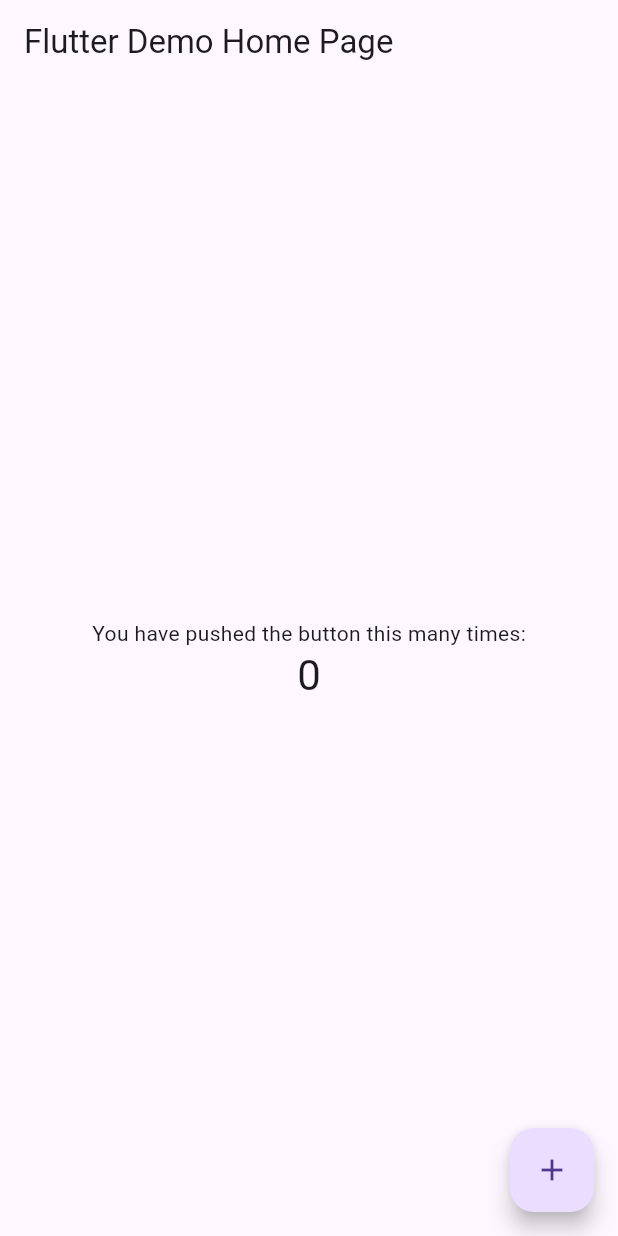
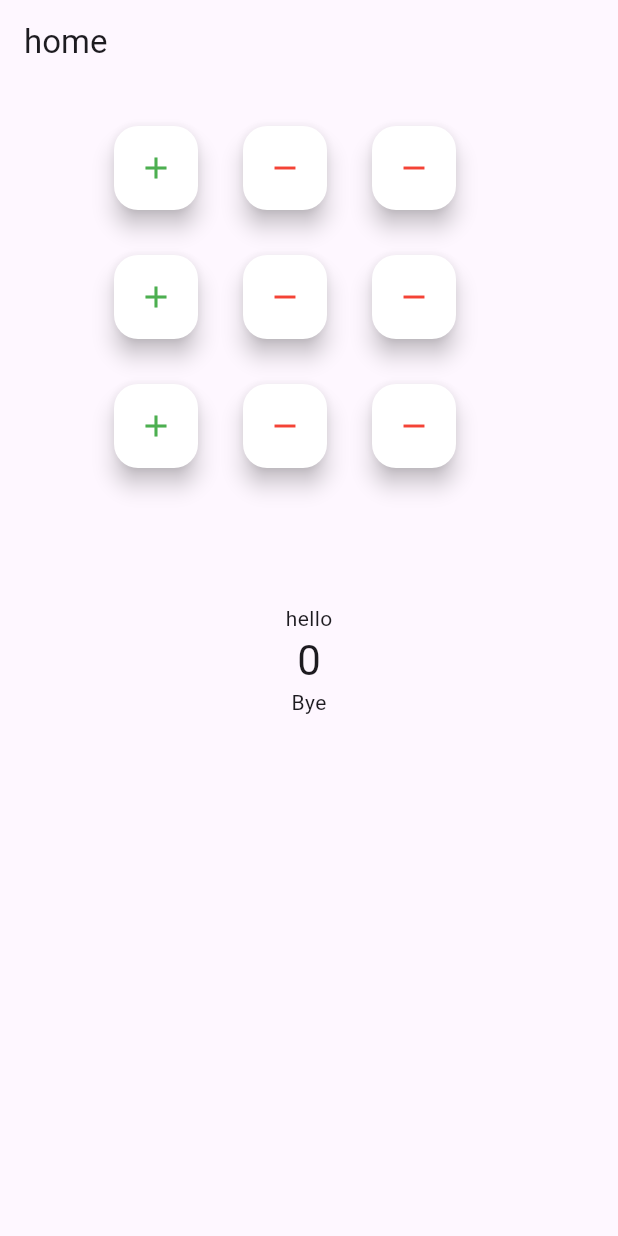
Before and after one commit to natchat-c/Posture-Guard, a Flutter app: the screen it shows after launch, on a phone screen of 412 x 824 dp. Run offline on Flutter 3.47's test engine with Material 3 defaults, Android fonts, the phone set to English and light mode, and no system bars.

Commit message:
testing demo app

```diff
--- a/project1/lib/main.dart
+++ b/project1/lib/main.dart
@@ -20,13 +20,13 @@ class MyApp extends StatelessWidget {
         // is not restarted.
         primarySwatch: Colors.blue,
       ),
-      home: MyHomePage(title: 'Flutter Demo Home Page'),
+      home: MyHomePage(title: 'home'),
     );
   }
 }
 
 class MyHomePage extends StatefulWidget {
-  MyHomePage({Key key, this.title}) : super(key: key);
+  MyHomePage({Key? key, required this.title}) : super(key: key);
 
   // This widget is the home page of your application. It is stateful, meaning
   // that it has a State object (defined below) that contains fields that affect
@@ -54,6 +54,16 @@ class _MyHomePageState extends State<MyHomePage> {
       // _counter without calling setState(), then the build method would not be
       // called again, and so nothing would appear to happen.
       _counter++;
+    });
+  }
+  void _incrementMinus() {
+    setState(() {
+      // This call to setState tells the Flutter framework that something has
+      // changed in this State, which causes it to rerun the build method below
+      // so that the display can reflect the updated values. If we changed
+      // _counter without calling setState(), then the build method would not be
+      // called again, and so nothing would appear to happen.
+      _counter--;
     });
   }
 
@@ -92,20 +102,111 @@ class _MyHomePageState extends State<MyHomePage> {
           mainAxisAlignment: MainAxisAlignment.center,
           children: <Widget>[
             Text(
-              'You have pushed the button this many times:',
+              'hello',
             ),
             Text(
               '$_counter',
-              style: Theme.of(context).textTheme.display1,
+              style: Theme.of(context).textTheme.headlineMedium,
+            ),
+            Text(
+              'Bye',
             ),
           ],
         ),
       ),
-      floatingActionButton: FloatingActionButton(
-        onPressed: _incrementCounter,
-        tooltip: 'Increment',
-        child: Icon(Icons.add),
-      ), // This trailing comma makes auto-formatting nicer for build methods.
-    );
+      floatingActionButton: Padding(
+        padding: const EdgeInsets.only(top:100),
+        child: Column(
+          children: [
+            Row(
+              mainAxisAlignment: MainAxisAlignment.center,
+              children: [
+                FloatingActionButton(
+                  onPressed: _incrementCounter,
+                  tooltip: 'Increment',
+                  child: Icon(Icons.add, color: Colors.green),
+                  backgroundColor: Colors.white,
+                  hoverColor: Colors.grey,
+                ),
+                const SizedBox(width: 30,),
+                FloatingActionButton(
+                  onPressed: _incrementMinus,
+                  tooltip: 'Increment',
+                  child: Icon(Icons.remove, color: Colors.red,),
+                  backgroundColor: Colors.white,
+                  hoverColor: Colors.grey,
+                ),
+                const SizedBox(width: 30,),
+                FloatingActionButton(
+                  onPressed: _incrementMinus,
+                  tooltip: 'Increment',
+                  child: Icon(Icons.remove, color: Colors.red,),
+                  backgroundColor: Colors.white,
+                  hoverColor: Colors.grey,
+                )
+              ],
+            ),
+            const SizedBox(height: 30,),
+            Row(
+              mainAxisAlignment: MainAxisAlignment.center,
+              children: [
+                FloatingActionButton(
+                  onPressed: _incrementCounter,
+                  tooltip: 'Increment',
+                  child: Icon(Icons.add, color: Colors.green),
+                  backgroundColor: Colors.white,
+                  hoverColor: Colors.grey,
+                ),
+                const SizedBox(width: 30,),
+                FloatingActionButton(
+                  onPressed: _incrementMinus,
+                  tooltip: 'Increment',
+                  child: Icon(Icons.remove, color: Colors.red,),
+                  backgroundColor: Colors.white,
+                  hoverColor: Colors.grey,
+                ),
+                const SizedBox(width: 30,),
+                FloatingActionButton(
+                  onPressed: _incrementMinus,
+                  tooltip: 'Increment',
+                  child: Icon(Icons.remove, color: Colors.red,),
+                  backgroundColor: Colors.white,
+                  hoverColor: Colors.grey,
+                )
+              ],
+            ),
+            const SizedBox(height: 30,),
+            Row(
+              mainAxisAlignment: MainAxisAlignment.center,
+              children: [
+                FloatingActionButton(
+                  onPressed: _incrementCounter,
+                  tooltip: 'Increment',
+                  child: Icon(Icons.add, color: Colors.green),
+                  backgroundColor: Colors.white,
+                  hoverColor: Colors.grey,
+                ),
+                const SizedBox(width: 30,),
+                FloatingActionButton(
+                  onPressed: _incrementMinus,
+                  tooltip: 'Increment',
+                  child: Icon(Icons.remove, color: Colors.red,),
+                  backgroundColor: Colors.white,
+                  hoverColor: Colors.grey,
+                ),
+                const SizedBox(width: 30,),
+                FloatingActionButton(
+                  onPressed: _incrementMinus,
+                  tooltip: 'Increment',
+                  child: Icon(Icons.remove, color: Colors.red,),
+                  backgroundColor: Colors.white,
+                  hoverColor: Colors.grey,
+                )
+              ],
+            ),
+          ],
+        ),
+      ),
+    );   // This trailing comma makes auto-formatting nicer for build methods.
   }
 }
--- a/project1/pubspec.yaml
+++ b/project1/pubspec.yaml
@@ -14,7 +14,7 @@ description: A new Flutter project.
 version: 1.0.0+1
 
 environment:
-  sdk: ">=2.1.0 <3.0.0"
+  sdk: ">=3.0.0 <4.0.0"
 
 dependencies:
   flutter:
@@ -22,7 +22,7 @@ dependencies:
 
   # The following adds the Cupertino Icons font to your application.
   # Use with the CupertinoIcons class for iOS style icons.
-  cupertino_icons: ^0.1.2
+  cupertino_icons: ^1.0.9
 
 dev_dependencies:
   flutter_test:
```
Also changed, not shown: project1/analysis_options.yaml (added, +28 -0 lines), project1/libs/main.dart (+10 -0 lines), project1/pubspec.lock, 90 other files.
